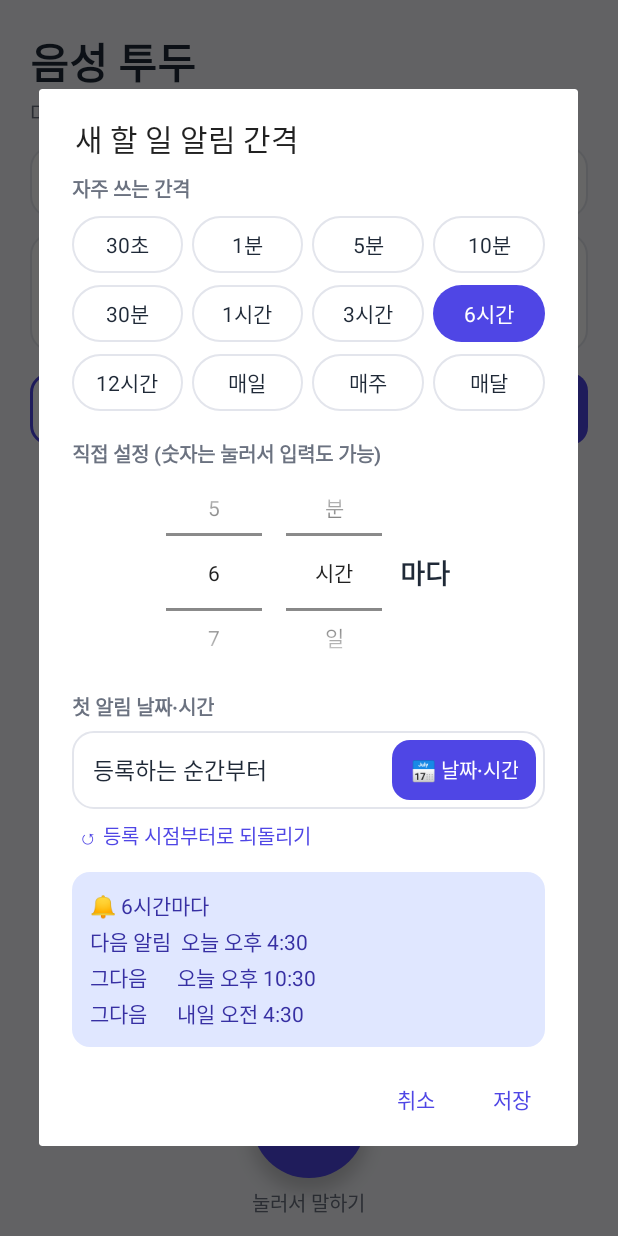
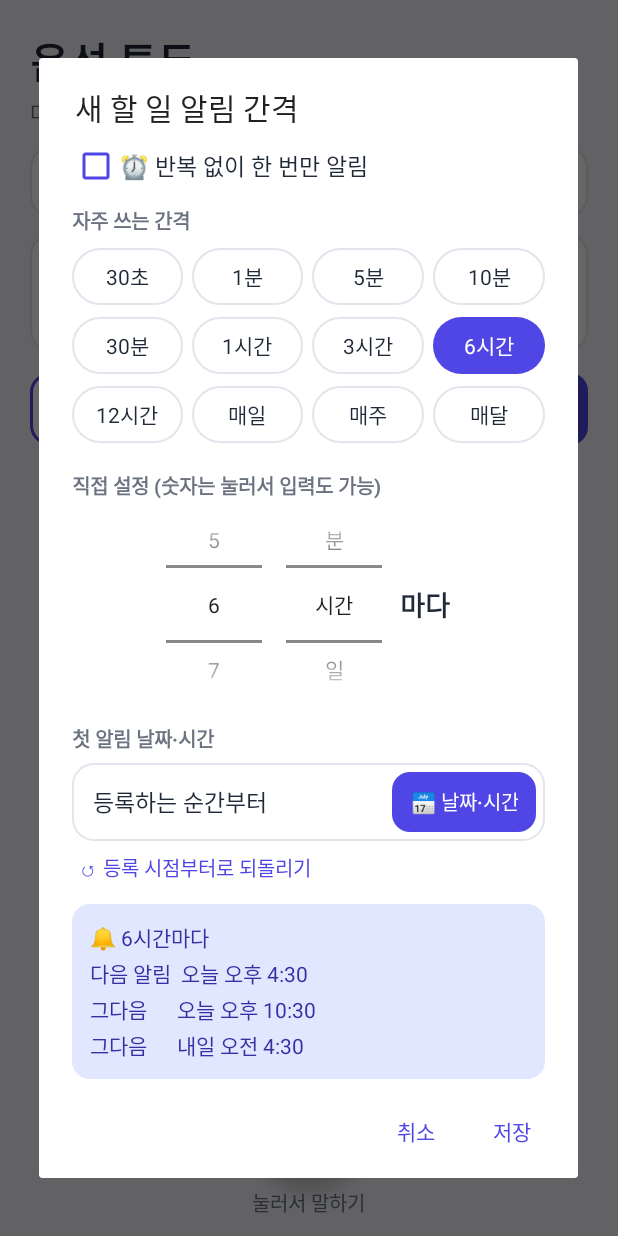
Before and after one commit to kunwooroh/costar, an Android app: the screen it shows after launch (MainActivity), after a tap on "새 할 일 알림", on a phone screen of 412 x 824 dp. Run offline under Robolectric (Android 15) with nearby library versions, the phone set to English and light mode, and no system bars.

Commit message:
말로 한 번만 알림 설정: '하루 있다가', '30분 뒤에', '내일 아침' 등
- 반복('~마다')과 한 번만('~뒤/후/있다가', 시각) 구분
- 설정 창에 '한 번만 알림' 옵션, DB v3(once)
- 음성 등록 시 TTS로 확인 안내

Co-Authored-By: Claude Opus 5.5 <noreply@anthropic.com>
Claude-Session: https://claude.ai/code/session_01FR3kGFPRgK9BdBvKVha1uk

```diff
--- a/app/build.gradle.kts
+++ b/app/build.gradle.kts
@@ -10,8 +10,8 @@ android {
         applicationId = "com.voicetodo.app"
         minSdk = 26
         targetSdk = 35
-        versionCode = 2
-        versionName = "1.1"
+        versionCode = 3
+        versionName = "1.2"
     }
 
     // 개인 설치용 고정 서명 키: 빌드마다 같은 키라서 새 버전을 기존 앱 위에 바로 업데이트 설치 가능
--- a/app/src/main/java/com/voicetodo/app/IntervalDialog.java
+++ b/app/src/main/java/com/voicetodo/app/IntervalDialog.java
@@ -6,6 +6,7 @@ import android.app.DatePickerDialog;
 import android.app.TimePickerDialog;
 import android.view.Gravity;
 import android.view.View;
+import android.widget.CheckBox;
 import android.widget.EditText;
 import android.widget.LinearLayout;
 import android.widget.NumberPicker;
@@ -26,7 +27,8 @@ import java.util.List;
 public final class IntervalDialog {
 
     public interface Callback {
-        void onSave(Interval interval, long startAt);
+        /** once=true 면 한 번만 알림 (interval 은 '얼마 뒤') */
+        void onSave(Interval interval, long startAt, boolean once);
     }
 
     private static final String[] UNITS = {
@@ -52,6 +54,8 @@ public final class IntervalDialog {
     private NumberPicker unitPicker;
     private TextView startValue;
     private TextView preview;
+    private TextView suffix;
+    private CheckBox onceCheck;
     private long startAt;
 
     private IntervalDialog(Activity act, String startEmptyLabel) {
@@ -63,17 +67,21 @@ public final class IntervalDialog {
      * @param startAt 처음 보여줄 첫 알림 시각 (0 = 등록 시점부터 / 지금부터)
      * @param startEmptyLabel startAt 이 0 일 때 표시할 문구
      */
-    public static void show(Activity act, String title, Interval current, long startAt,
+    public static void show(Activity act, String title, Interval current, boolean once, long startAt,
                             String startEmptyLabel, Callback cb) {
-        new IntervalDialog(act, startEmptyLabel).open(title, current, startAt, cb);
+        new IntervalDialog(act, startEmptyLabel).open(title, current, once, startAt, cb);
     }
 
-    private void open(String title, Interval current, long initialStart, Callback cb) {
+    private void open(String title, Interval current, boolean once, long initialStart, Callback cb) {
         View v = act.getLayoutInflater().inflate(R.layout.dialog_interval, null);
         amountPicker = v.findViewById(R.id.picker_amount);
         unitPicker = v.findViewById(R.id.picker_unit);
         startValue = v.findViewById(R.id.start_value);
         preview = v.findViewById(R.id.preview);
+        suffix = v.findViewById(R.id.suffix);
+        onceCheck = v.findViewById(R.id.check_once);
+        onceCheck.setChecked(once);
+        onceCheck.setOnCheckedChangeListener((b, c) -> onChanged());
         startAt = initialStart;
 
         buildPresets(v.findViewById(R.id.preset_container));
@@ -110,7 +118,7 @@ public final class IntervalDialog {
                 .setView(v)
                 .setPositiveButton("저장", (d, w) -> {
                     amountPicker.clearFocus();   // 입력 중인 숫자 확정
-                    cb.onSave(currentInterval(), startAt);
+                    cb.onSave(currentInterval(), startAt, onceCheck.isChecked());
                 })
                 .setNegativeButton("취소", null)
                 .show();
@@ -200,11 +208,19 @@ public final class IntervalDialog {
 
     private void onChanged() {
         Interval iv = currentInterval();
+        boolean once = onceCheck.isChecked();
         for (int i = 0; i < chips.size(); i++) chips.get(i).setSelected(PRESETS[i].equals(iv));
+        suffix.setText(once ? "뒤에" : "마다");
 
         startValue.setText(startAt > 0 ? TimeFmt.format(startAt) : startEmptyLabel);
 
         long now = System.currentTimeMillis();
+        if (once) {
+            long at = Reminders.firstTrigger(true, iv, startAt, now);
+            preview.setText("⏰ 한 번만 알림\n알림 시각  " + TimeFmt.format(at)
+                    + (startAt > now ? "\n(날짜·시간을 지정해서 위 간격은 쓰지 않아요)" : ""));
+            return;
+        }
         long first = Reminders.firstTrigger(iv, startAt, now);
         long second = iv.addTo(first);
         long third = iv.addTo(second);
--- a/app/src/main/java/com/voicetodo/app/Prefs.java
+++ b/app/src/main/java/com/voicetodo/app/Prefs.java
@@ -10,6 +10,7 @@ public final class Prefs {
     private static final String K_AMOUNT = "default_amount";
     private static final String K_UNIT = "default_unit";
     private static final String K_START = "default_start";
+    private static final String K_ONCE = "default_once";
 
     private Prefs() {}
 
@@ -23,8 +24,13 @@ public final class Prefs {
         return sp(ctx).getLong(K_START, 0L);
     }
 
-    public static void setDefault(Context ctx, Interval interval, long startAt) {
+    public static boolean defaultOnce(Context ctx) {
+        return sp(ctx).getBoolean(K_ONCE, false);
+    }
+
+    public static void setDefault(Context ctx, Interval interval, long startAt, boolean once) {
         sp(ctx).edit()
+                .putBoolean(K_ONCE, once)
                 .putInt(K_AMOUNT, interval.amount)
                 .putString(K_UNIT, interval.unit)
                 .putLong(K_START, startAt)
--- a/app/src/main/java/com/voicetodo/app/TodoDb.java
+++ b/app/src/main/java/com/voicetodo/app/TodoDb.java
@@ -13,8 +13,8 @@ import java.util.List;
 public class TodoDb extends SQLiteOpenHelper {
 
     private static final String DB_NAME = "voice_todo.db";
-    /** v2: 간격을 숫자+단위(interval_amount, interval_unit)로 저장 */
-    private static final int DB_VERSION = 2;
+    /** v2: 간격을 숫자+단위로 저장, v3: 한 번만 알림(once) */
+    private static final int DB_VERSION = 3;
     private static final String T = "todos";
 
     private static TodoDb instance;
@@ -40,7 +40,8 @@ public class TodoDb extends SQLiteOpenHelper {
                 + "created_at INTEGER NOT NULL, "
                 + "next_at INTEGER NOT NULL DEFAULT 0, "
                 + "interval_amount INTEGER NOT NULL DEFAULT 6, "
-                + "interval_unit TEXT NOT NULL DEFAULT 'HOUR')");
+                + "interval_unit TEXT NOT NULL DEFAULT 'HOUR', "
+                + "once INTEGER NOT NULL DEFAULT 0)");
     }
 
     @Override
@@ -50,14 +51,18 @@ public class TodoDb extends SQLiteOpenHelper {
             db.execSQL("ALTER TABLE " + T + " ADD COLUMN interval_unit TEXT NOT NULL DEFAULT 'HOUR'");
             db.execSQL("UPDATE " + T + " SET interval_amount = interval_hours, interval_unit = 'HOUR'");
         }
+        if (oldVersion < 3) {
+            db.execSQL("ALTER TABLE " + T + " ADD COLUMN once INTEGER NOT NULL DEFAULT 0");
+        }
     }
 
-    public long insert(String text, Interval interval) {
+    public long insert(String text, Interval interval, boolean once) {
         ContentValues v = new ContentValues();
         v.put("text", text);
         v.put("interval_hours", (int) Math.max(1, interval.approxSeconds() / 3600));
         v.put("interval_amount", interval.amount);
         v.put("interval_unit", interval.unit);
+        v.put("once", once ? 1 : 0);
         v.put("done", 0);
         v.put("created_at", System.currentTimeMillis());
         v.put("next_at", 0);
@@ -86,11 +91,12 @@ public class TodoDb extends SQLiteOpenHelper {
         update(id, v);
     }
 
-    public void setInterval(long id, Interval interval) {
+    public void setInterval(long id, Interval interval, boolean once) {
         ContentValues v = new ContentValues();
         v.put("interval_hours", (int) Math.max(1, interval.approxSeconds() / 3600));
         v.put("interval_amount", interval.amount);
         v.put("interval_unit", interval.unit);
+        v.put("once", once ? 1 : 0);
         update(id, v);
     }
 
@@ -111,7 +117,7 @@ public class TodoDb extends SQLiteOpenHelper {
     private List<Todo> query(String where, String[] args, String orderBy) {
         List<Todo> out = new ArrayList<>();
         try (Cursor c = getReadableDatabase().query(T,
-                new String[]{"id", "text", "interval_amount", "interval_unit", "done", "created_at", "next_at"},
+                new String[]{"id", "text", "interval_amount", "interval_unit", "once", "done", "created_at", "next_at"},
                 where, args, null, null, orderBy)) {
             while (c.moveToNext()) {
                 out.add(new Todo(
@@ -119,8 +125,9 @@ public class TodoDb extends SQLiteOpenHelper {
                         c.getString(1),
                         Interval.of(c.getInt(2), c.getString(3)),
                         c.getInt(4) == 1,
-                        c.getLong(5),
-                        c.getLong(6)));
+                        c.getInt(5) == 1,
+                        c.getLong(6),
+                        c.getLong(7)));
             }
         }
         return out;
--- a/app/src/main/res/layout/dialog_interval.xml
+++ b/app/src/main/res/layout/dialog_interval.xml
@@ -11,6 +11,16 @@
         android:paddingTop="8dp"
         android:paddingEnd="22dp"
         android:paddingBottom="4dp">
+
+        <CheckBox
+            android:id="@+id/check_once"
+            android:layout_width="match_parent"
+            android:layout_height="wrap_content"
+            android:layout_marginBottom="10dp"
+            android:buttonTint="@color/brand"
+            android:text="@string/once_label"
+            android:textColor="@color/text_main"
+            android:textSize="15sp" />
 
         <TextView
             style="@style/SectionLabel"
@@ -48,6 +58,7 @@
                 android:descendantFocusability="blocksDescendants" />
 
             <TextView
+                android:id="@+id/suffix"
                 android:layout_width="wrap_content"
                 android:layout_height="wrap_content"
                 android:layout_marginStart="12dp"
--- a/app/src/main/res/values/strings.xml
+++ b/app/src/main/res/values/strings.xml
@@ -15,4 +15,5 @@
     <string name="pick_start">📅 날짜·시간</string>
     <string name="reset_start">↺ 등록 시점부터로 되돌리기</string>
     <string name="change">변경</string>
+    <string name="once_label">⏰ 반복 없이 한 번만 알림</string>
 </resources>
```
Also changed, not shown: app/src/main/java/com/voicetodo/app/Interval.java (+13 -0 lines), app/src/main/java/com/voicetodo/app/MainActivity.java (+48 -16 lines), app/src/main/java/com/voicetodo/app/Reminders.java (+21 -6 lines), app/src/main/java/com/voicetodo/app/Todo.java (+9 -1 lines), app/src/main/java/com/voicetodo/app/TodoAdapter.java (+8 -2 lines), app/src/main/java/com/voicetodo/app/VoiceParser.java (+105 -12 lines), 1 other file.
